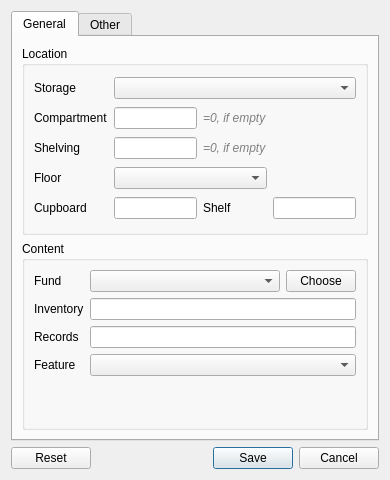
Old version of the form dialogs/nodedialog.ui in the repository caxapyk/TPointer.
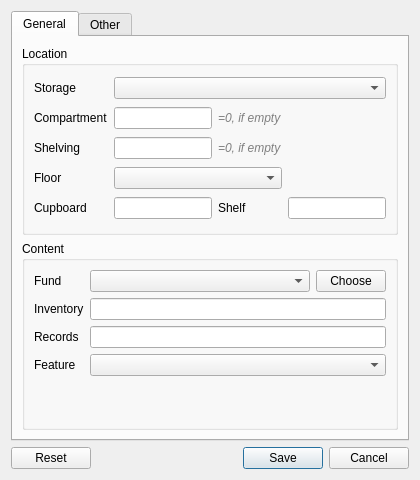
New version of the form. Icons and pictures are not drawn.

Diff of the .ui file:
```diff
--- a/dialogs/nodedialog.ui
+++ b/dialogs/nodedialog.ui
@@ -6,13 +6,13 @@
    <rect>
     <x>0</x>
     <y>0</y>
-    <width>390</width>
+    <width>420</width>
     <height>480</height>
    </rect>
   </property>
   <property name="minimumSize">
    <size>
-    <width>390</width>
+    <width>420</width>
     <height>480</height>
    </size>
   </property>
```
Left out of the diff: 126 changed lines with no effect on the pictures.
